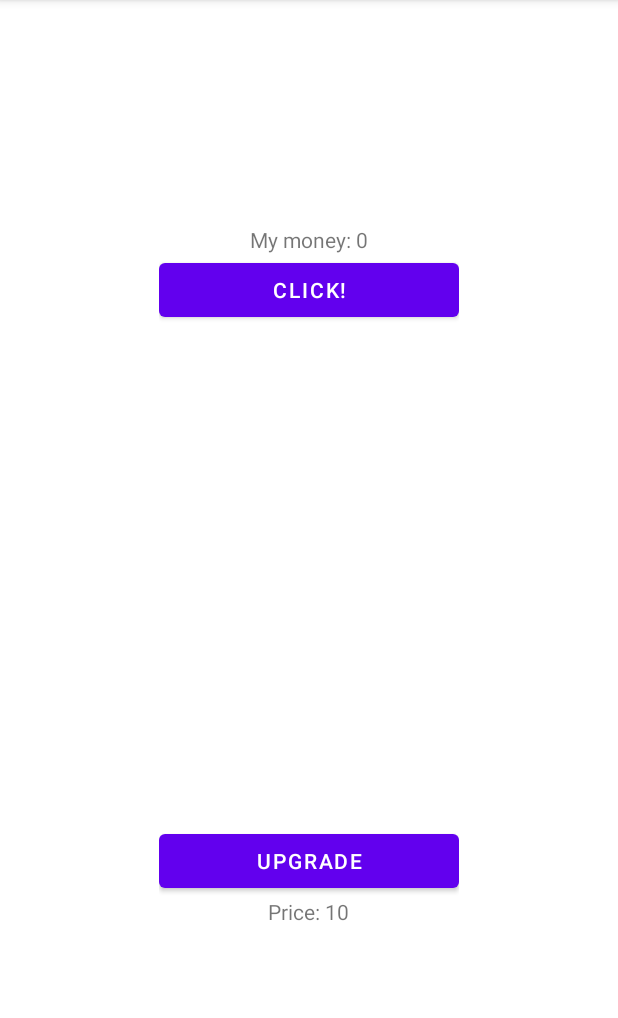
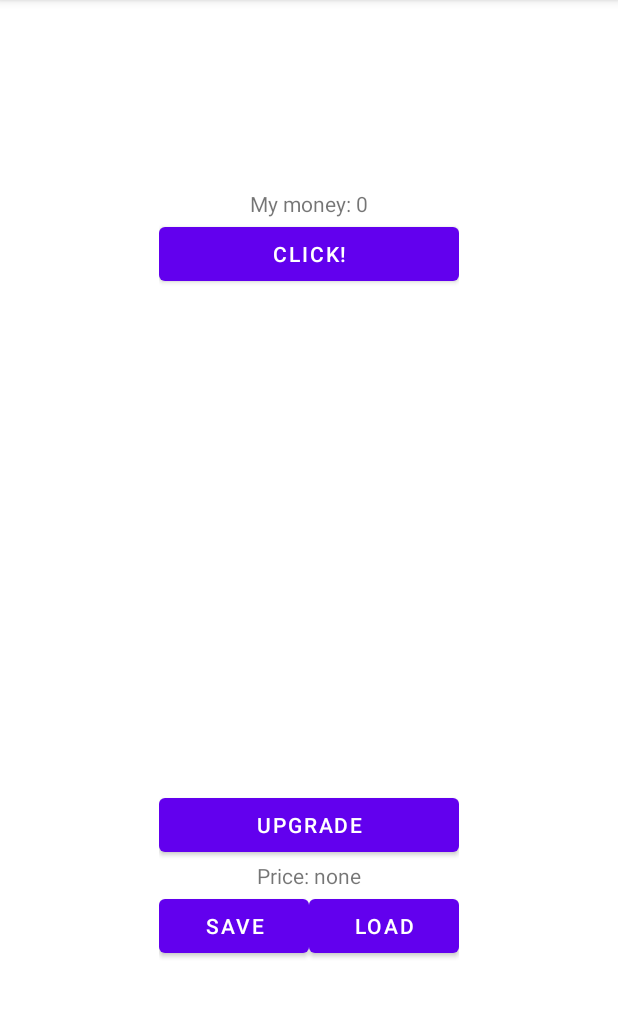
Before and after one commit to SunZar/MyItSchool, an Android app: the screen it shows after launch (MainActivity), on a phone screen of 412 x 824 dp, the part 84-1102 px from its top. Run offline under Robolectric (Android 15) with nearby library versions, the phone set to English and light mode, and no system bars.

Commit message:
Save and load progress

```diff
--- a/app/src/main/res/layout/activity_main.xml
+++ b/app/src/main/res/layout/activity_main.xml
@@ -60,11 +60,31 @@
 
         <TextView
             android:id="@+id/upgrade_price"
-            android:text="Price: 10"
+            android:text="Price: none"
             android:layout_width="wrap_content"
             android:layout_height="wrap_content"
             android:layout_gravity="center"/>
 
     </LinearLayout>
 
+    <LinearLayout
+        android:layout_width="200dp"
+        android:layout_height="wrap_content"
+        android:orientation="horizontal">
+        <Button
+            android:id="@+id/button_save"
+            android:text="Save"
+            android:layout_width="100dp"
+            android:layout_height="wrap_content"
+            android:layout_gravity="center"/>
+
+        <Button
+            android:id="@+id/button_load"
+            android:text="Load"
+            android:layout_width="100dp"
+            android:layout_height="wrap_content"
+            android:layout_gravity="center"/>
+
+    </LinearLayout>
+
 </LinearLayout>
```
Also changed, not shown: app/src/main/java/com/example/myitschool/MainActivity.java (+32 -0 lines).
